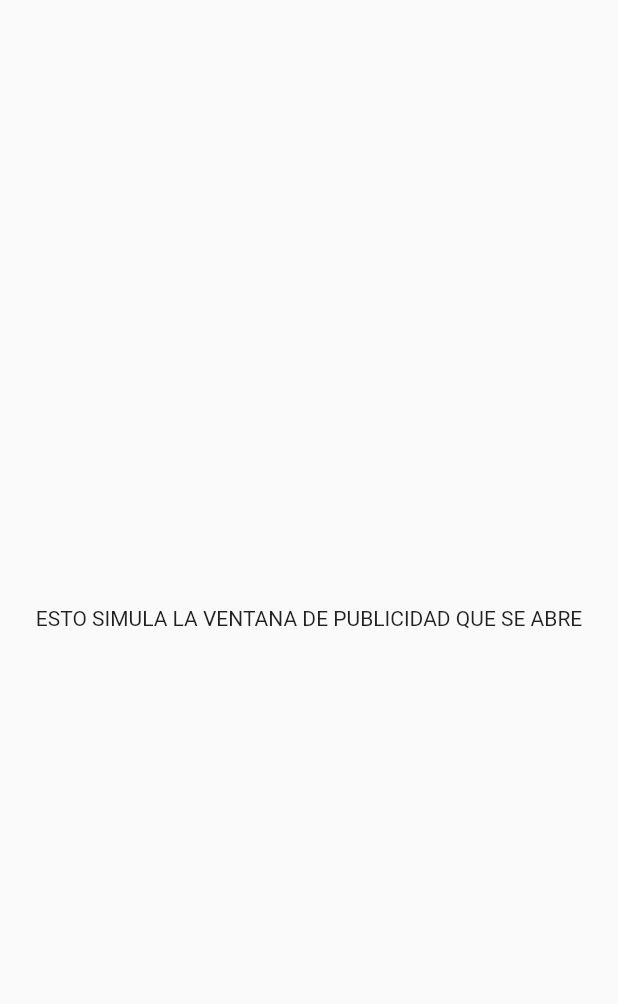
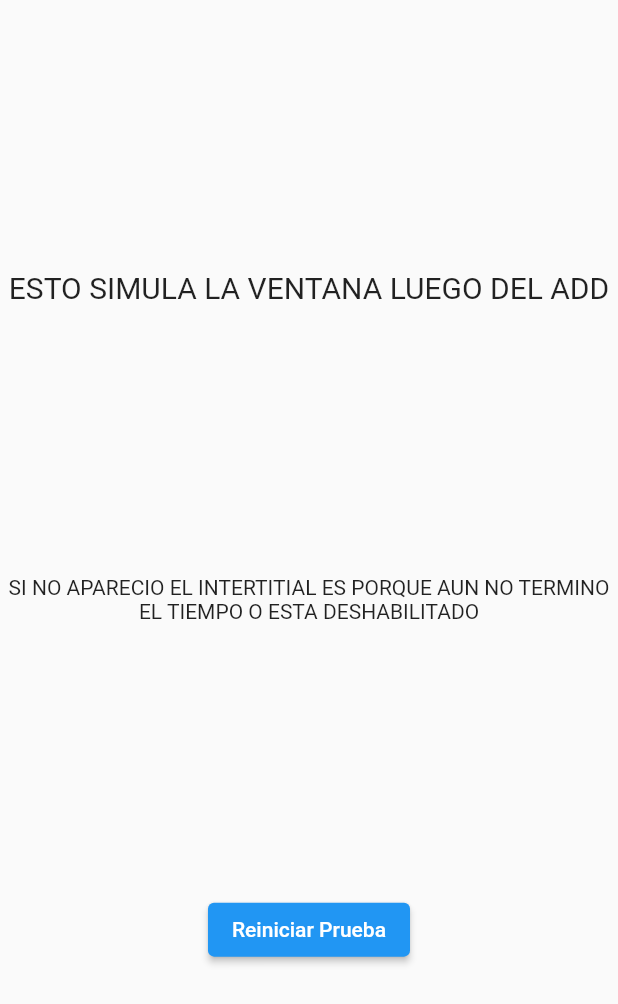
Before and after one commit to mporra93/remoteconfig_firebase, a Flutter app: the screen it shows after launch, after a tap on "Action", on a phone screen of 412 x 824 dp. Shown: the top 1004 px of the screen. Run offline on Flutter 3.47's test engine with Material 2 defaults, Android fonts, the phone set to English and light mode, and no system bars; our stand-ins replace firebase_core, firebase_remote_config; accounts and stored records are empty; statements that could not run were skipped.

Commit message:
Improvement
Mejoras en la ventana de intertitial mock y se agrego el afterPage para simular la ventana posterior al #add

```diff
--- /dev/null
+++ b/lib/AfterAction.dart
@@ -0,0 +1,37 @@
+import 'package:flutter/material.dart';
+
+class AfterAction extends StatelessWidget {
+  @override
+  Widget build(BuildContext context) {
+    return Material(
+      child: Scaffold(
+        // appBar: AppBar(),
+        body: Container(
+          child: Center(
+            child: Column(
+              mainAxisAlignment: MainAxisAlignment.spaceEvenly,
+              crossAxisAlignment: CrossAxisAlignment.center,
+              children: [
+                Text(
+                  'ESTO SIMULA LA VENTANA LUEGO DEL ADD',
+                  textAlign: TextAlign.center,
+                  style: TextStyle(fontSize: 20),
+                ),
+                Text(
+                  'SI NO APARECIO EL INTERTITIAL ES PORQUE AUN NO TERMINO EL TIEMPO O ESTA DESHABILITADO',
+                  textAlign: TextAlign.center,
+                ),
+                ElevatedButton(
+                    onPressed: () {
+                      Navigator.pushNamedAndRemoveUntil(
+                          context, 'home', (route) => false);
+                    },
+                    child: Text('Reiniciar Prueba'))
+              ],
+            ),
+          ),
+        ),
+      ),
+    );
+  }
+}
--- a/lib/InterstDemo.dart
+++ b/lib/InterstDemo.dart
@@ -1,9 +1,13 @@
 import 'package:flutter/material.dart';
 
+class InterstDemo extends StatefulWidget {
+  @override
+  _InterstDemoState createState() => _InterstDemoState();
+}
 
-
-class InterstDemo extends StatelessWidget {
+class _InterstDemoState extends State<InterstDemo> {
   @override
+  int counter = 10;
   Widget build(BuildContext context) {
     quickDelay(context);
     return Material(
@@ -11,17 +15,34 @@ class InterstDemo extends StatelessWidget {
         // appBar: AppBar(),
         body: Container(
           child: Center(
-            child: Text('ESTO SIMULA LA VENTANA DE PUBLICIDAD QUE SE ABRE'),
+            child: Column(
+              mainAxisAlignment: MainAxisAlignment.center,
+              children: [
+                Text('ESTO SIMULA UN INTERSTITIAL'),
+                Text(
+                  '$counter',
+                  style: TextStyle(fontSize: 20, fontWeight: FontWeight.bold),
+                ),
+              ],
+            ),
           ),
         ),
       ),
     );
   }
 
+  //un simple contador como para
+  //esperar unos segundos que termine el supuesto intertitial
+
   void quickDelay(BuildContext context) async {
-    //this is to simulate the time of intersticio
-    await Future.delayed(Duration(seconds: 3)).then((value) {
-      Navigator.pushNamedAndRemoveUntil(context, 'home', (route) => false);
+    Future.delayed(Duration(seconds: 1)).then((value) {
+      if (counter <= 1) {
+        Navigator.pushNamedAndRemoveUntil(
+            context, 'afterAPage', (route) => false);
+      } else {
+        counter = counter - 1;
+        setState(() {});
+      }
     });
   }
 }
--- a/lib/main.dart
+++ b/lib/main.dart
@@ -2,6 +2,7 @@ import 'package:firebase_remote_config/firebase_remote_config.dart';
 import 'package:flutter/material.dart';
 import 'package:flutter/services.dart';
 import 'package:provider/provider.dart';
+import 'package:remoteconfig_firebase/AfterAction.dart';
 
 import 'InterstDemo.dart';
 import 'services/provider.dart';
@@ -31,6 +32,7 @@ class MyApp extends StatelessWidget {
       routes: {
         'home': (_) => HomePage(),
         'interstPage': (_) => InterstDemo(),
+        'afterAPage': (_) => AfterAction(),
       },
     );
   }
@@ -71,31 +73,49 @@ class HomePage extends StatelessWidget {
                         //configuracion
                         await remoteConfig
                             .fetchAndActivate(); //actualizando valores
-                        if (stateManage.getInterst) {
-                          //si publicidad habilitada...
+                        bool addsEnabled = remoteConfig.getBool('addsEnabled');
+                        if (stateManage.getInterst && addsEnabled) {
+                          //si publicidad habilitada y adds activadas...
                           String duration =
                               remoteConfig.getString('interstDelay');
                           stateManage.intersticioSwitch();
                           stateManage.setDur(duration);
-                          Navigator.pushNamed(
-                              context, 'interstPage'); //llamada a la publicidad
+                          Navigator.pushNamedAndRemoveUntil(
+                              context,
+                              'interstPage',
+                              (route) => false); //llamada a la publicidad
                           // Aca iria la funcion que llama a la accion que
                           //sique despues de la publicidad
-                          print('value is $duration'); //se puede eliminar esto
+                          print(
+                              'interstitial delay: $duration'); //se puede eliminar esto
                         } else {
                           // Aca iria la funcion que llama a la accion que
                           // le sigue a la publidicad en caso de que falle
-                          print(
-                              'Aun no han pasado ${stateManage.getDuration} segundos para el proximo Intersticio'); //el print de abajo se puede eliminar
+                          //en este caso yo puse que vaya al aferPage que seria
+                          //lo que sigue despues de la publicidad
+                          //que en este caso no se ejecuto
+                          Navigator.pushNamedAndRemoveUntil(
+                              context, 'afterAPage', (route) => false);
+                          // print('Aun no han pasado ${stateManage.getDuration} segundos para el proximo Intersticio'); //el print de abajo se puede eliminar
                         }
                         //--------
                       } on PlatformException catch (exception) {
                         // Aca iria la funcion que llama a la accion que
-                        // le sigue a la publidicad
+                          // le sigue a la publidicad en caso de que falle
+                          //en este caso yo puse que vaya al aferPage que seria
+                          //lo que sigue despues de la publicidad
+                          //que en este caso no se ejecuto
+                        Navigator.pushNamedAndRemoveUntil(
+                            context, 'afterAPage', (route) => false);
                         print(exception);
                       } catch (exception) {
                         // Aca iria la funcion que llama a la accion que
-                        // le sigue a la publidicad
+                          // le sigue a la publidicad en caso de que falle
+                          //en este caso yo puse que vaya al aferPage que seria
+                          //lo que sigue despues de la publicidad
+                          //que en este caso no se ejecuto
+                        Navigator.pushNamedAndRemoveUntil(
+                            context, 'afterAPage', (route) => false);
                         print(exception);
                       }
                     },
```
